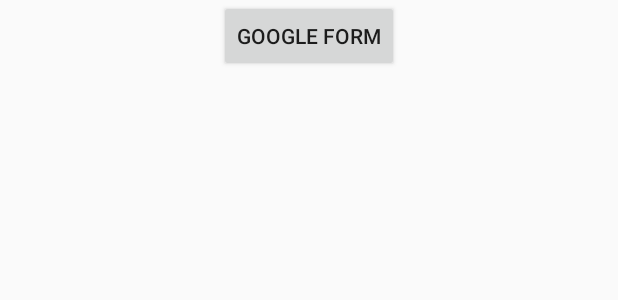
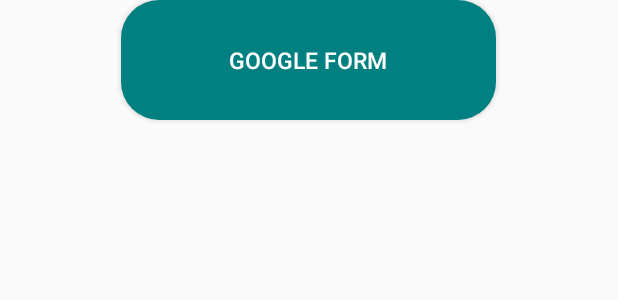
Before and after one commit to dotimothy/EVHub, an Android app: the layout fragment_social.xml on its own in the app's theme, with its tools: preview values and no code run, on a phone screen of 412 x 824 dp. Shown: the top 300 px of the screen. Run offline under Robolectric (Android 15) with nearby library versions, the phone set to English and light mode, and no system bars.

Commit message:
round button teal and white

```diff
--- a/app/src/main/java/com/example/evhub/Social.java
+++ b/app/src/main/java/com/example/evhub/Social.java
@@ -23,6 +23,8 @@ public class Social extends Fragment {
                 fr.commit();
             }
         });
+        b.setX(0);
+        b.setY(200);
         return v;
     }
 }
--- /dev/null
+++ b/app/src/main/res/drawable/round_button.xml
@@ -0,0 +1,17 @@
+<?xml version="1.0" encoding="utf-8"?>
+<selector xmlns:android="http://schemas.android.com/apk/res/android">
+    <item>
+        <shape>
+            <corners
+                android:bottomLeftRadius="25dp"
+                android:topLeftRadius="25dp"
+                android:topRightRadius="25dp"
+                android:bottomRightRadius="25dp"
+                android:radius="100dp"/>
+            <solid
+                android:color="#008080"/>
+
+        </shape>
+    </item>
+
+</selector>
--- a/app/src/main/res/layout/activity_main.xml
+++ b/app/src/main/res/layout/activity_main.xml
@@ -6,7 +6,6 @@
     android:layout_width="match_parent"
     android:layout_height="match_parent"
     tools:context=".MainActivity">
-
 
     <FrameLayout
         android:id="@+id/fragment_container"
@@ -19,6 +18,7 @@
         android:layout_height="wrap_content"
         android:background="?android:attr/windowBackground"
         app:layout_constraintBottom_toBottomOf="parent"
+
         app:layout_constraintHorizontal_bias="0.0"
         app:layout_constraintLeft_toLeftOf="parent"
         app:layout_constraintRight_toRightOf="parent"
--- a/app/src/main/res/layout/fragment_social.xml
+++ b/app/src/main/res/layout/fragment_social.xml
@@ -7,9 +7,15 @@
 
     <Button
         android:id="@+id/button"
-        android:layout_width="wrap_content"
-        android:layout_height="wrap_content"
+        android:layout_width="250dp"
+        android:layout_height="80dp"
         android:layout_gravity="center_horizontal"
+        android:background="@drawable/round_button"
+        android:elevation="50dp"
         android:onClick="form"
-        android:text="@string/google_form" />
+        android:text="@string/google_form"
+        android:textColor="#ffffff"
+        android:textSize="15sp"
+        />
+
 </FrameLayout>
```
